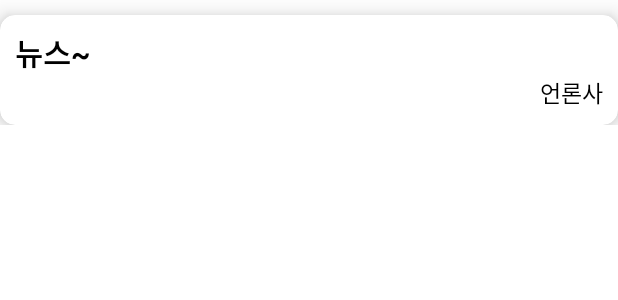
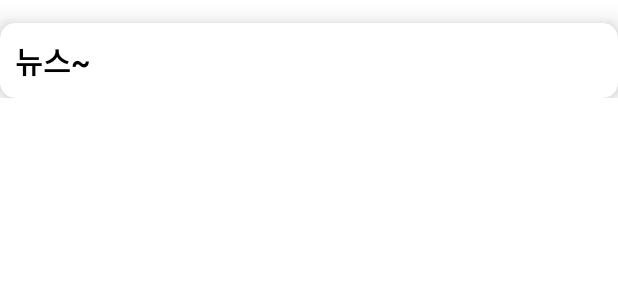
Before and after one commit to let0000/Todays_Info, an Android app: the layout item_recyclerview.xml on its own in the app's theme, with its tools: preview values and no code run, on a phone screen of 412 x 824 dp. Shown: the top 300 px of the screen. Run offline under Robolectric (Android 15) with nearby library versions, the phone set to English and light mode, and no system bars; network calls fail.

```diff
--- a/app/src/main/java/com/jignong/todays_info/MyAdapter.kt
+++ b/app/src/main/java/com/jignong/todays_info/MyAdapter.kt
@@ -25,9 +25,6 @@ class MyAdapter(val items: ArrayList<news>) : RecyclerView.Adapter<MyAdapter.Vie
 
     override fun onBindViewHolder(holder: MyAdapter.ViewHolder, position: Int) {
         holder.binding.newsTextview.text = items[position].title
-        //holder.binding.newsTextview.setTextColor(Color.WHITE)
-        holder.binding.writingTextview.text = items[position].writing
-        //holder.binding.writingTextview.setTextColor(Color.WHITE)
 
         // 뉴스 클릭 시 링크 이동 추가
         holder.itemView.setOnClickListener {
--- a/app/src/main/res/layout/item_recyclerview.xml
+++ b/app/src/main/res/layout/item_recyclerview.xml
@@ -11,7 +11,7 @@
         app:cardCornerRadius="10dp"
         app:cardElevation="10dp"
         android:padding="10dp"
-        android:layout_marginTop="10dp"
+        android:layout_marginTop="15dp"
         app:layout_constraintEnd_toEndOf="parent"
         app:layout_constraintStart_toStartOf="parent"
         app:layout_constraintTop_toTopOf="parent">
@@ -25,24 +25,11 @@
                 android:id="@+id/news_textview"
                 android:layout_width="match_parent"
                 android:layout_height="wrap_content"
-                android:layout_marginStart="10dp"
-                android:layout_marginTop="10dp"
-                android:layout_marginEnd="10dp"
+                android:layout_margin ="10dp"
                 android:text="뉴스~"
                 android:textSize="20sp"
                 android:textColor="@color/black"
                 android:textStyle="bold" />
-
-            <TextView
-                android:id="@+id/writing_textview"
-                android:layout_width="wrap_content"
-                android:layout_height="wrap_content"
-                android:text="언론사"
-                android:layout_marginEnd="10dp"
-                android:layout_marginBottom="10dp"
-                android:layout_gravity="end"
-                android:textColor="@color/black"
-                android:textSize="15sp" />
 
         </LinearLayout>
 
--- a/app/src/main/res/values/arrays.xml
+++ b/app/src/main/res/values/arrays.xml
@@ -48,5 +48,6 @@
         <item>생활/문화</item>
         <item>세계</item>
         <item>IT/과학</item>
+        <item>날씨</item>
     </string-array>
 </resources>
```
Also changed, not shown: app/src/main/java/com/jignong/todays_info/Fragments/HomeFragment.kt (+60 -58 lines).
